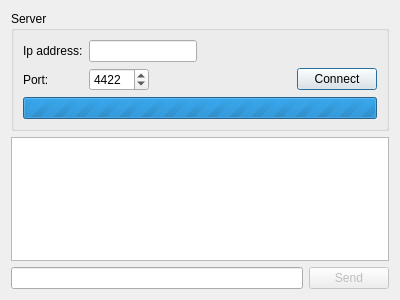
Above: client/clientdialog.ui from l3enQ/QtNetworkBroadcast before the change. Below: the same form after it.
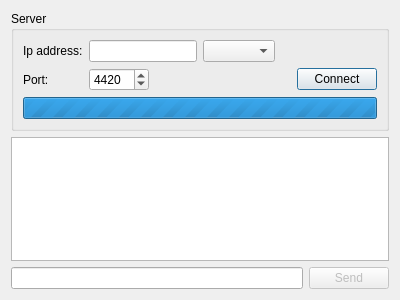
That is the form after the change.

What changed in the file:
```diff
--- a/client/clientdialog.ui
+++ b/client/clientdialog.ui
@@ -45,6 +45,9 @@
           </property>
          </widget>
         </item>
+        <item>
+         <widget class="QComboBox" name="cbxHosts"/>
+        </item>
         <item>
          <spacer name="horizontalSpacer_2">
           <property name="orientation">
@@ -90,7 +93,7 @@
            <number>9999</number>
           </property>
           <property name="value">
-           <number>4422</number>
+           <number>4420</number>
           </property>
          </widget>
         </item>
```
